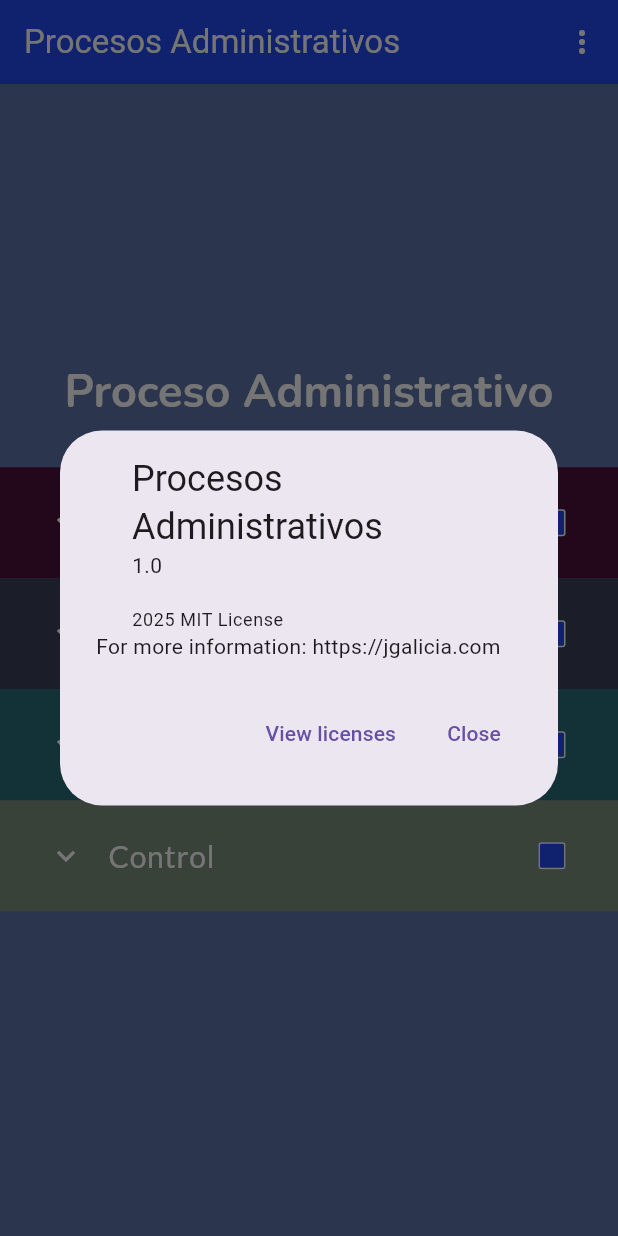
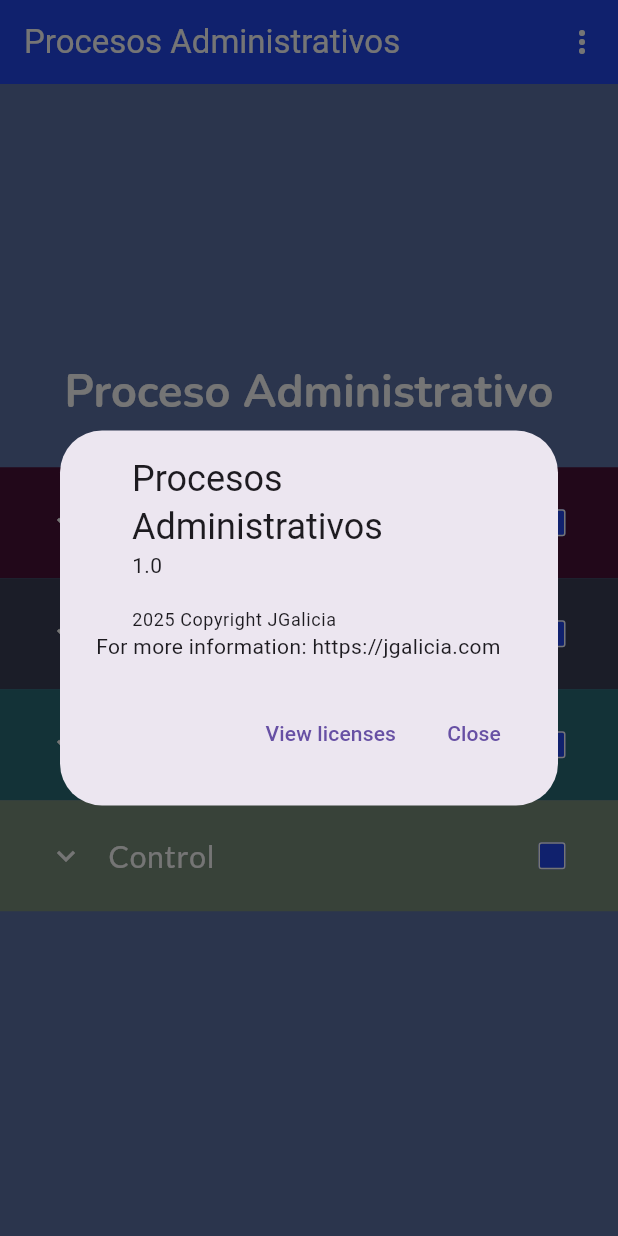
Before and after one commit to javert-galicia/admin_processes, a Flutter app: the screen it shows after launch, after a tap on the "more vert" icon, on a phone screen of 412 x 824 dp. Run offline on Flutter 3.47's test engine with Material 3 defaults, Android fonts, the light colour scheme and no system bars.

Commit message:
Changing License

```diff
--- a/lib/main.dart
+++ b/lib/main.dart
@@ -44,7 +44,7 @@ class HomeTree extends StatelessWidget {
                     builder: (context) => const AboutDialog(
                           applicationVersion: '1.0',
                           applicationName: 'Procesos Administrativos',
-                          applicationLegalese: '2025 MIT License',
+                          applicationLegalese: '2025 Copyright JGalicia',
                           children: [
                             Text(
                                 'For more information: https://jgalicia.com')
```
Also changed, not shown: 2 other files.
